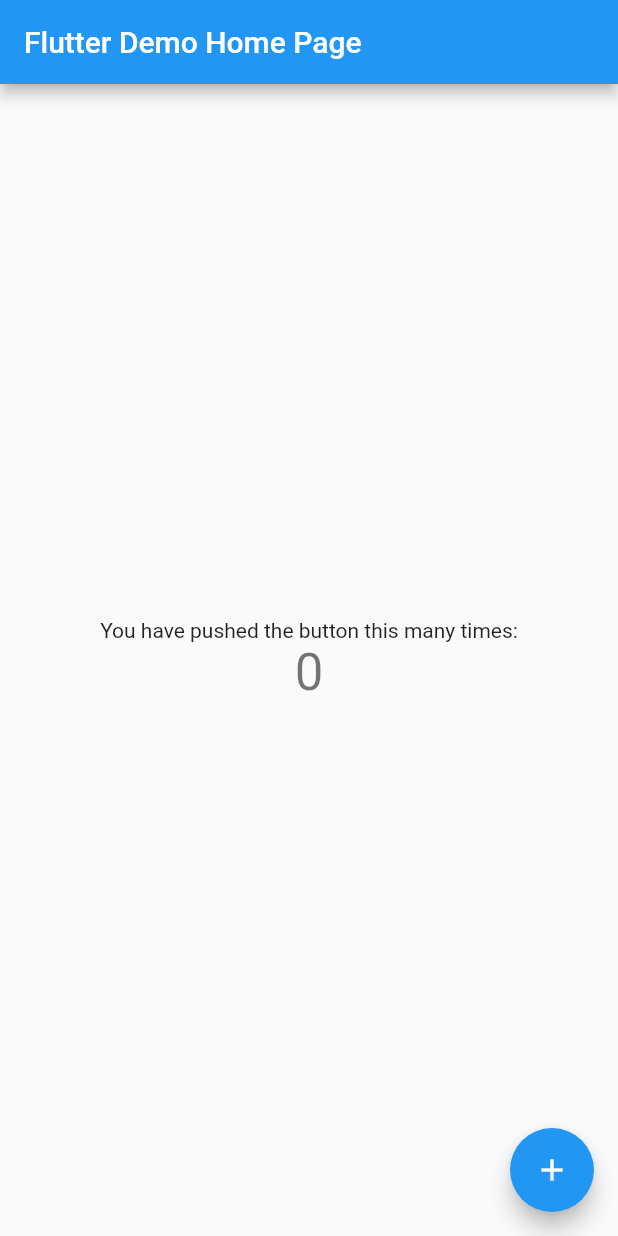
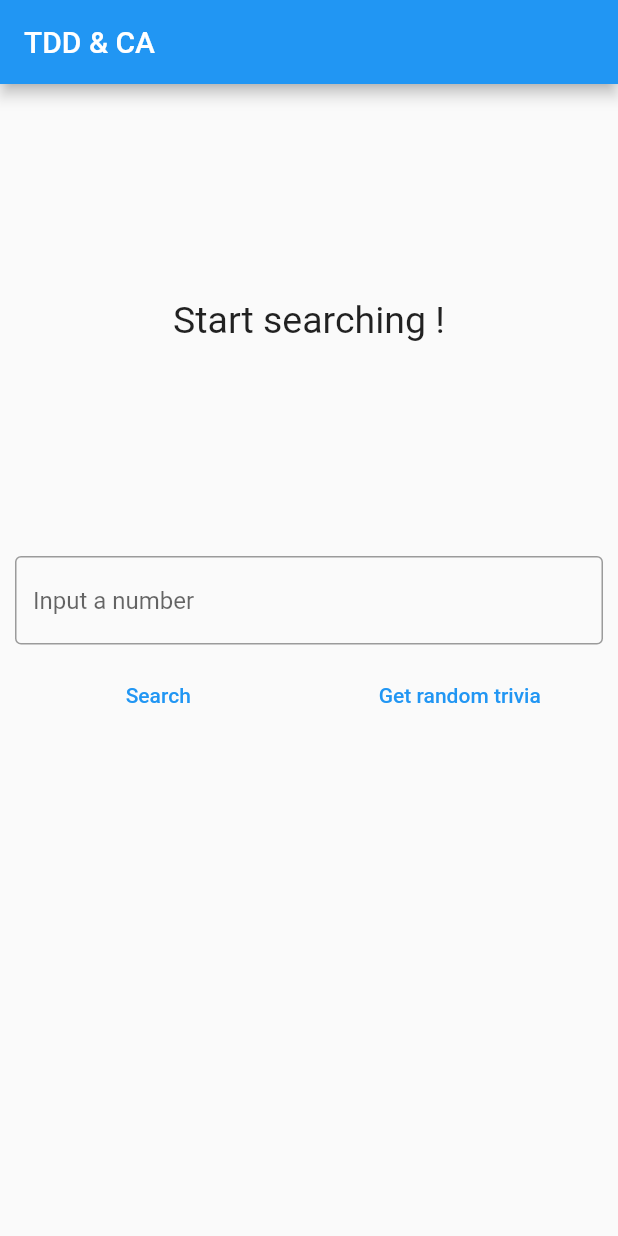
Before and after one commit to WiamNaama/TDD-And-Clean-Architecture-Flutter, a Flutter app: the screen it shows after launch, on a phone screen of 412 x 824 dp. Run offline on Flutter 3.47's test engine with Material 2 defaults, Android fonts, the phone set to English and light mode, and no system bars; our stand-ins replace bloc, dartz, equatable, flutter_bloc, get_it, internet_connection_checker and 1 more.

Commit message:
Add the ui

```diff
--- /dev/null
+++ b/lib/features/number_trivia/presentation/pages/number_trivia_page.dart
@@ -0,0 +1,65 @@
+import 'package:flutter/material.dart';
+import 'package:flutter_bloc/flutter_bloc.dart';
+import 'package:number_app/features/number_trivia/presentation/bloc/bloc/number_trivia_bloc.dart';
+import 'package:number_app/features/number_trivia/presentation/pages/trivia_control_page.dart';
+import 'package:number_app/features/number_trivia/presentation/widgets/loading_widget.dart';
+import 'package:number_app/features/number_trivia/presentation/widgets/message_widget.dart';
+import 'package:number_app/features/number_trivia/presentation/widgets/trivia_widget.dart';
+import 'package:number_app/injection_container.dart';
+
+class NumberTriviaPage extends StatefulWidget {
+  const NumberTriviaPage({Key? key}) : super(key: key);
+
+  @override
+  State<NumberTriviaPage> createState() => _NumberTriviaPageState();
+}
+
+class _NumberTriviaPageState extends State<NumberTriviaPage> {
+  @override
+  Widget build(BuildContext context) {
+    return Scaffold(
+      appBar: AppBar(
+        title: const Text("TDD & CA"),
+      ),
+      body: SingleChildScrollView(
+        child: BlocProvider(
+          create: (context) => sl<NumberTriviaBloc>(),
+          child: Center(
+            child: Padding(
+              padding: const EdgeInsets.all(10),
+              child: Column(
+                children: <Widget>[
+                  const SizedBox(height: 10),
+                  // Top half
+                  BlocBuilder<NumberTriviaBloc, NumberTriviaState>(
+                    builder: (context, state) {
+                      if (state is Empty) {
+                        return const MessageWidget(
+                          message: "Start searching !",
+                        );
+                      } else if (state is Error) {
+                        return MessageWidget(
+                          message: state.message,
+                        );
+                      } else if (state is Loading) {
+                        return const LoadingWidget();
+                      } else if (state is Loaded) {
+                        return TriviaWidget(
+                          numberTrivia: state.trivia,
+                        );
+                      }
+                      return Container();
+                    },
+                  ),
+                  const SizedBox(height: 20),
+                  // Bottom half
+                  const TriviaControls(),
+                ],
+              ),
+            ),
+          ),
+        ),
+      ),
+    );
+  }
+}
--- /dev/null
+++ b/lib/features/number_trivia/presentation/pages/trivia_control_page.dart
@@ -0,0 +1,68 @@
+import 'package:flutter/material.dart';
+import 'package:flutter_bloc/flutter_bloc.dart';
+import 'package:number_app/features/number_trivia/presentation/bloc/bloc/number_trivia_bloc.dart';
+
+class TriviaControls extends StatefulWidget {
+  const TriviaControls({
+    Key? key,
+  }) : super(key: key);
+
+  @override
+  _TriviaControlsState createState() => _TriviaControlsState();
+}
+
+class _TriviaControlsState extends State<TriviaControls> {
+  final controller = TextEditingController();
+  late String inputStr;
+
+  @override
+  Widget build(BuildContext context) {
+    return Column(
+      children: <Widget>[
+        TextField(
+          controller: controller,
+          keyboardType: TextInputType.number,
+          decoration: const InputDecoration(
+            border: OutlineInputBorder(),
+            hintText: 'Input a number',
+          ),
+          onChanged: (value) {
+            inputStr = value;
+          },
+          onSubmitted: (_) {
+            callConcrete();
+          },
+        ),
+        const SizedBox(height: 10),
+        Row(
+          children: <Widget>[
+            Expanded(
+              child: TextButton(
+                child: const Text('Search'),
+                onPressed: callConcrete,
+              ),
+            ),
+            const SizedBox(width: 10),
+            Expanded(
+              child: TextButton(
+                child: const Text('Get random trivia'),
+                onPressed: callRandom,
+              ),
+            ),
+          ],
+        )
+      ],
+    );
+  }
+
+  void callConcrete() {
+    controller.clear();
+    BlocProvider.of<NumberTriviaBloc>(context)
+        .add(GetTriviaForConcreteNumber(inputStr));
+  }
+
+  void callRandom() {
+    controller.clear();
+    BlocProvider.of<NumberTriviaBloc>(context).add(GetTriviaForRandomNumber());
+  }
+}
--- /dev/null
+++ b/lib/features/number_trivia/presentation/widgets/message_widget.dart
@@ -0,0 +1,25 @@
+import 'package:flutter/material.dart';
+
+class MessageWidget extends StatelessWidget {
+  final String message;
+  const MessageWidget({
+    Key? key,
+    required this.message,
+  }) : super(key: key);
+
+  @override
+  Widget build(BuildContext context) {
+    return SizedBox(
+      height: MediaQuery.of(context).size.height / 3,
+      child: Center(
+        child: SingleChildScrollView(
+          child: Text(
+            message,
+            style: const TextStyle(fontSize: 25),
+            textAlign: TextAlign.center,
+          ),
+        ),
+      ),
+    );
+  }
+}
--- a/lib/main.dart
+++ b/lib/main.dart
@@ -1,4 +1,5 @@
 import 'package:flutter/material.dart';
+import 'package:number_app/features/number_trivia/presentation/pages/number_trivia_page.dart';
 import 'injection_container.dart' as di;
 
 Future<void> main() async {
@@ -9,109 +10,13 @@
 class MyApp extends StatelessWidget {
   const MyApp({Key? key}) : super(key: key);
 
-  // This widget is the root of your application.
   @override
   Widget build(BuildContext context) {
     return MaterialApp(
-      title: 'Flutter Demo',
       theme: ThemeData(
-        // This is the theme of your application.
-        //
-        // Try running your application with "flutter run". You'll see the
-        // application has a blue toolbar. Then, without quitting the app, try
-        // changing the primarySwatch below to Colors.green and then invoke
-        // "hot reload" (press "r" in the console where you ran "flutter run",
-        // or simply save your changes to "hot reload" in a Flutter IDE).
-        // Notice that the counter didn't reset back to zero; the application
-        // is not restarted.
-        primarySwatch: Colors.blue,
+        primaryColor: Colors.blue.shade700,
       ),
-      home: const MyHomePage(title: 'Flutter Demo Home Page'),
+      home: const NumberTriviaPage(),
     );
   }
 }
-
-class MyHomePage extends StatefulWidget {
-  const MyHomePage({Key? key, required this.title}) : super(key: key);
-
-  // This widget is the home page of your application. It is stateful, meaning
-  // that it has a State object (defined below) that contains fields that affect
-  // how it looks.
-
-  // This class is the configuration for the state. It holds the values (in this
-  // case the title) provided by the parent (in this case the App widget) and
-  // used by the build method of the State. Fields in a Widget subclass are
-  // always marked "final".
-
-  final String title;
-
-  @override
-  State<MyHomePage> createState() => _MyHomePageState();
-}
-
-class _MyHomePageState extends State<MyHomePage> {
-  int _counter = 0;
-
-  void _incrementCounter() {
-    setState(() {
-      // This call to setState tells the Flutter framework that something has
-      // changed in this State, which causes it to rerun the build method below
-      // so that the display can reflect the updated values. If we changed
-      // _counter without calling setState(), then the build method would not be
-      // called again, and so nothing would appear to happen.
-      _counter++;
-    });
-  }
-
-  @override
-  Widget build(BuildContext context) {
-    // This method is rerun every time setState is called, for instance as done
-    // by the _incrementCounter method above.
-    //
-    // The Flutter framework has been optimized to make rerunning build methods
-    // fast, so that you can just rebuild anything that needs updating rather
-    // than having to individually change instances of widgets.
-    return Scaffold(
-      appBar: AppBar(
-        // Here we take the value from the MyHomePage object that was created by
-        // the App.build method, and use it to set our appbar title.
-        title: Text(widget.title),
-      ),
-      body: Center(
-        // Center is a layout widget. It takes a single child and positions it
-        // in the middle of the parent.
-        child: Column(
-          // Column is also a layout widget. It takes a list of children and
-          // arranges them vertically. By default, it sizes itself to fit its
-          // children horizontally, and tries to be as tall as its parent.
-          //
-          // Invoke "debug painting" (press "p" in the console, choose the
-          // "Toggle Debug Paint" action from the Flutter Inspector in Android
-          // Studio, or the "Toggle Debug Paint" command in Visual Studio Code)
-          // to see the wireframe for each widget.
-          //
-          // Column has various properties to control how it sizes itself and
-          // how it positions its children. Here we use mainAxisAlignment to
-          // center the children vertically; the main axis here is the vertical
-          // axis because Columns are vertical (the cross axis would be
-          // horizontal).
-          mainAxisAlignment: MainAxisAlignment.center,
-          children: <Widget>[
-            const Text(
-              'You have pushed the button this many times:',
-            ),
-            Text(
-              '$_counter',
-              style: Theme.of(context).textTheme.headline4,
-            ),
-          ],
-        ),
-      ),
-      floatingActionButton: FloatingActionButton(
-        onPressed: _incrementCounter,
-        tooltip: 'Increment',
-        child: const Icon(Icons.add),
-      ), // This trailing comma makes auto-formatting nicer for build methods.
-    );
-  }
-}
--- a/pubspec.yaml
+++ b/pubspec.yaml
@@ -37,10 +37,9 @@
   flutter_bloc: ^8.0.1
   equatable: ^2.0.3
   dartz: ^0.10.1
-  connectivity_plus: ^2.0.0
   internet_connection_checker: ^0.0.1+3
   http: ^0.13.4
-  shared_preferences: ^2.0.13
+  shared_preferences: ^2.0.12
 
 dev_dependencies:
   flutter_test:
```
Also changed, not shown: lib/features/number_trivia/presentation/widgets/loading_widget.dart (added, +15 -0 lines), lib/features/number_trivia/presentation/widgets/trivia_widget.dart (added, +42 -0 lines), pubspec.lock.
